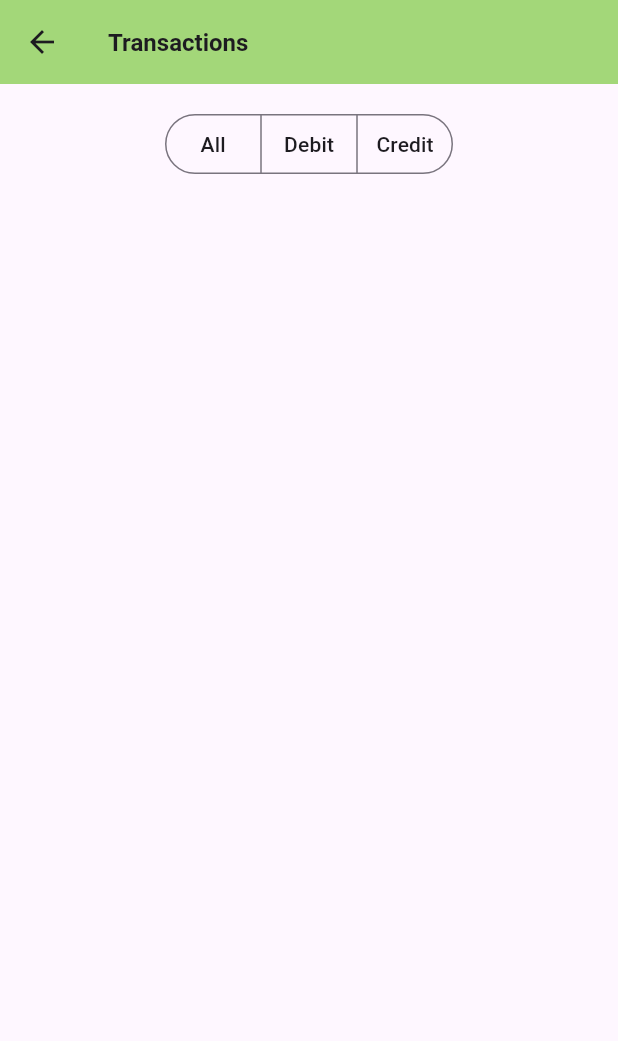
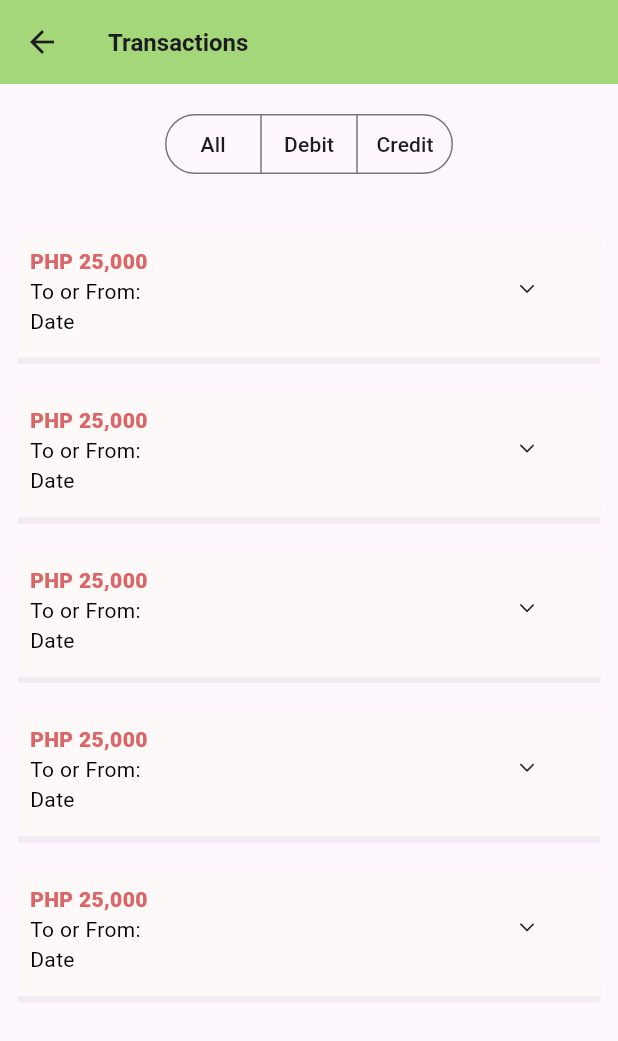
Before and after one commit to leah-n1/bill_splitter, a Flutter app: the TransactionDetailsScreenView screen opened by its route, on a phone screen of 412 x 824 dp. Shown: the top 1041 px of the screen. Run offline on Flutter 3.47's test engine with Material 3 defaults, Android fonts, the phone set to English and light mode, and no system bars; our stand-ins replace get, loading_animation_widget.

Commit message:
transaction screen udpated

```diff
--- a/lib/presentation/custom_widgets/mp_list_tile.dart
+++ b/lib/presentation/custom_widgets/mp_list_tile.dart
@@ -1,3 +1,4 @@
+import 'package:flutter/material.dart';
 import 'package:flutter/widgets.dart';
 
 class MPListTile extends StatefulWidget {
@@ -9,7 +10,7 @@ class MPListTile extends StatefulWidget {
   final String placeholder1;
   final String placeholder2;
   final String placeholder3;
-  final String placeholder4;
+
   final bool isDebit;
 
   const MPListTile(
@@ -21,7 +22,6 @@ class MPListTile extends StatefulWidget {
       required this.placeholder3,
       this.boarderRadius = 0.0,
       this.margin = const EdgeInsets.all(10),
-      required this.placeholder4,
       this.isDebit = true});
 
   @override
@@ -52,10 +52,10 @@ class _MPListTileState extends State<MPListTile> {
         mainAxisSize: MainAxisSize.max,
         children: [
           Expanded(
-            flex: 2,
+            flex: 3,
             child: Container(
               color: widget.backgroundColor,
-              margin: const EdgeInsets.fromLTRB(0, 20, 20, 20),
+              margin: const EdgeInsets.fromLTRB(8,8,20,8),
               child: Column(
                 mainAxisAlignment: MainAxisAlignment.start,
                 crossAxisAlignment: CrossAxisAlignment.start,
@@ -63,9 +63,11 @@ class _MPListTileState extends State<MPListTile> {
                 children: [
                   Text(
                     widget.placeholder1,
-                    style: const TextStyle(
-                        color: Color.fromARGB(255, 0, 0, 0),
-                        fontWeight: FontWeight.w800),
+                    style: TextStyle(
+                        color: widget.isDebit
+                    ? const Color(0xFFDC6565)
+                    : const Color(0xFF7DA07A),
+                        fontWeight: FontWeight.w800,),
                   ),
                   Text(
                     widget.placeholder2,
@@ -79,41 +81,27 @@ class _MPListTileState extends State<MPListTile> {
                       color: Color.fromARGB(255, 0, 0, 0),
                     ),
                   ),
-                  Text(
-                    widget.placeholder4,
-                    style: TextStyle(
-                      color: widget.isDebit
-                          ? const Color(0xFFDC6565)
-                          : const Color(0xFF7DA07A),
-                    ),
-                  ),
-                ],
+                  ],
               ),
             ),
           ),
           Expanded(
             flex: 1,
             child: Container(
-              decoration: BoxDecoration(
+              decoration: const BoxDecoration(
                 borderRadius: const BorderRadius.all(Radius.circular(16)),
-                color: widget.isDebit
-                    ? const Color(0xFFDC6565)
-                    : const Color(0xFF7DA07A),
-              ),
+                ),
               margin: const EdgeInsets.only(left: 16, right: 16, top: 16),
               height: widget.size.height * 0.10,
               width: widget.size.height * 0.10,
               child: Padding(
-                padding: EdgeInsets.all(16),
+                padding: const EdgeInsets.all(16),
                 child: widget.isDebit
                     ? Image.asset(
                         'assets/images/icon_tile_debit.png',
                         fit: BoxFit.fitHeight,
                       )
-                    : Image.asset(
-                        'assets/images/icon_tile_credit.png',
-                        fit: BoxFit.fitHeight,
-                      ),
+                    : Container(),
               ),
             ),
           ),
--- a/lib/presentation/screen/transaction_details__screen/views/transaction_details_screen_view.dart
+++ b/lib/presentation/screen/transaction_details__screen/views/transaction_details_screen_view.dart
@@ -1,6 +1,8 @@
 import 'package:flutter/material.dart';
 import 'package:get/get.dart';
 import 'package:get_x/presentation/app_colors.dart';
+import 'package:get_x/presentation/custom_widgets/mp_list_tile.dart';
+
 import '../controllers/transaction_details_screen_controller.dart';
 
 enum TransactionDetailType { all, debit, credit }
@@ -9,10 +11,27 @@ class TransactionDetailsScreenView
     extends GetView<TransactionDetailsScreenController> {
   final Set<TransactionDetailType> typeTransaction = <TransactionDetailType>{};
 
+
+
   TransactionDetailsScreenView({Key? key}) : super(key: key);
 
   @override
   Widget build(BuildContext context) {
+   var screenSize = MediaQuery.of(context).size;
+
+    var listView = ListView.builder(
+                    shrinkWrap: true,
+                    itemCount: 5,
+                    scrollDirection: Axis.vertical,
+                    padding: const EdgeInsets.fromLTRB(0, 16, 0, 0),
+                    itemBuilder:(content,index){
+                      return MPListTile(
+                        size: Size(0,screenSize.height*.50),
+                        placeholder1: 'PHP 25,000',
+                        placeholder2: 'To or From:',
+                        placeholder3: 'Date ',
+                        );
+                    } );
     return Scaffold(
       appBar: AppBar(
         backgroundColor: AppColors.primaryBase,
@@ -44,7 +63,14 @@ class TransactionDetailsScreenView
                 // Handle the selection change here
               },
               emptySelectionAllowed: true,
-            )
+            ),
+            SizedBox(height: 8),
+
+                SizedBox(
+                  child: listView,
+                ),
+
+
           ],
         ),
       ),
```
Also changed, not shown: assets/images/icon_tile_credit.png (added), assets/images/icon_tile_debit.png (added), 1 other file.
